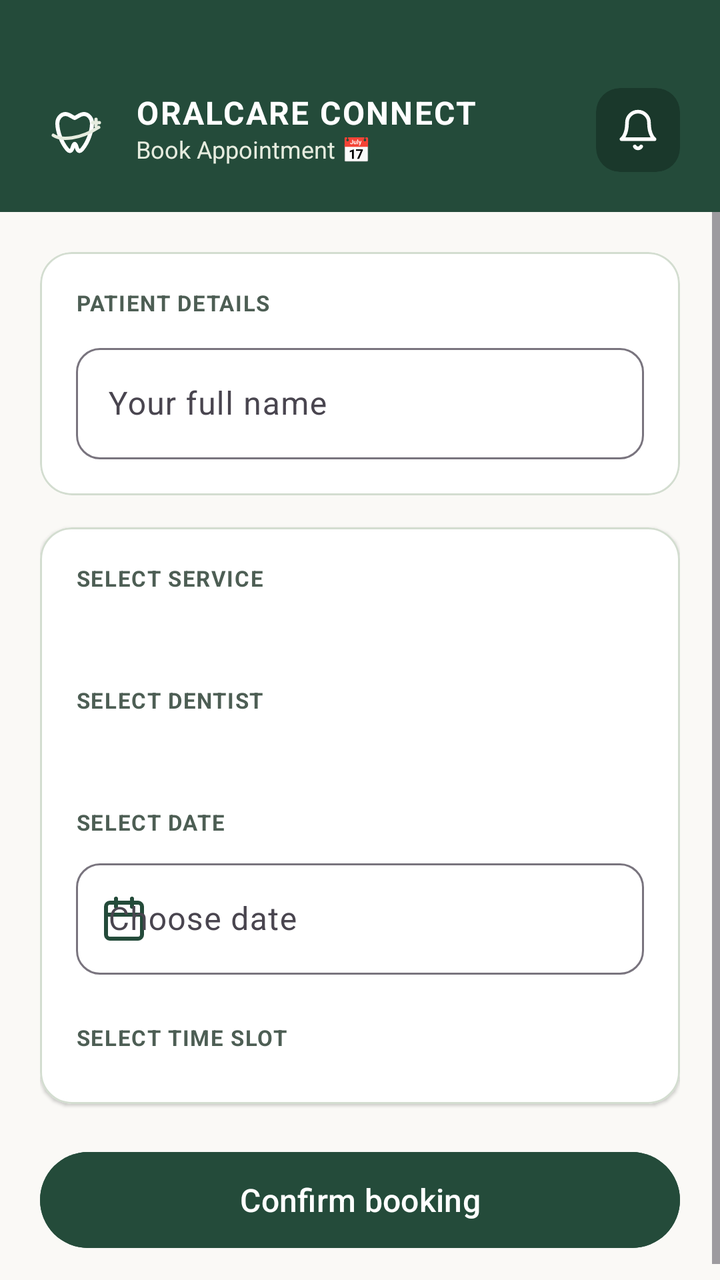
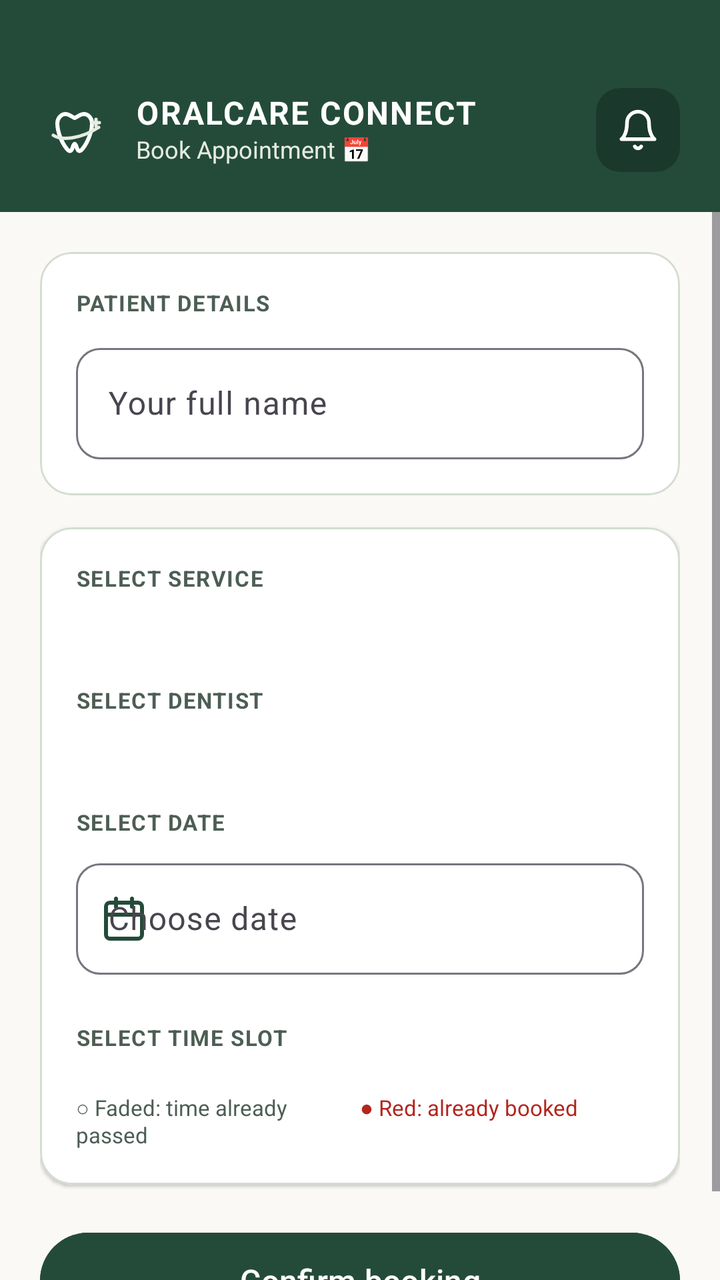

Compare the two renders of this Android layout. The source of the first and the diff that turns it into the second are given below.
<!-- AndroidManifest.xml: application theme Theme.DentalQueue -->
<!-- res/layout/fragmentbook.xml -->
<?xml version="1.0" encoding="utf-8"?>
<LinearLayout xmlns:android="http://schemas.android.com/apk/res/android"
    xmlns:app="http://schemas.android.com/apk/res-auto"
    android:layout_width="match_parent"
    android:layout_height="match_parent"
    android:orientation="vertical"
    android:background="@color/ground">

    
    <LinearLayout
        android:layout_width="match_parent"
        android:layout_height="wrap_content"
        android:orientation="horizontal"
        android:gravity="center_vertical"
        android:background="@color/forest_green"
        android:paddingStart="20dp"
        android:paddingEnd="20dp"
        android:paddingTop="44dp"
        android:paddingBottom="20dp">

        
        <ImageView
            android:layout_width="36dp"
            android:layout_height="36dp"
            android:src="@drawable/ic_logo_oralcare" />

        
        <LinearLayout
            android:layout_width="0dp"
            android:layout_height="wrap_content"
            android:layout_weight="1"
            android:layout_marginStart="12dp"
            android:orientation="vertical">

            <TextView
                android:layout_width="wrap_content"
                android:layout_height="wrap_content"
                android:text="ORALCARE CONNECT"
                android:textColor="@android:color/white"
                android:textSize="16sp"
                android:textStyle="bold"
                android:letterSpacing="0.05"
                android:includeFontPadding="false" />

            <TextView
                android:layout_width="wrap_content"
                android:layout_height="wrap_content"
                android:layout_marginTop="2dp"
                android:text="Book Appointment 📅"
                android:textColor="@color/sage_light"
                android:textSize="12sp"
                android:includeFontPadding="false" />
        </LinearLayout>

        
        <com.google.android.material.card.MaterialCardView
            android:id="@+id/btnNotification"
            android:layout_width="42dp"
            android:layout_height="42dp"
            android:clickable="true"
            android:focusable="true"
            app:cardBackgroundColor="#1A382B"
            app:cardCornerRadius="12dp"
            app:cardElevation="0dp"
            app:strokeWidth="0dp">

            <ImageView
                android:layout_width="22dp"
                android:layout_height="22dp"
                android:layout_gravity="center"
                android:src="@drawable/ic_bell" />
        </com.google.android.material.card.MaterialCardView>
    </LinearLayout>

    <ScrollView
        android:layout_width="match_parent"
        android:layout_height="0dp"
        android:layout_weight="1"
        android:clipToPadding="false">

        <LinearLayout
            android:layout_width="match_parent"
            android:layout_height="wrap_content"
            android:orientation="vertical"
            android:padding="20dp">

            
            <com.google.android.material.card.MaterialCardView
                android:layout_width="match_parent"
                android:layout_height="wrap_content"
                app:cardBackgroundColor="@android:color/white"
                app:cardCornerRadius="16dp"
                app:cardElevation="1dp"
                app:strokeColor="@color/line"
                app:strokeWidth="1dp">

                <LinearLayout
                    android:layout_width="match_parent"
                    android:layout_height="wrap_content"
                    android:orientation="vertical"
                    android:padding="18dp">

                    <TextView
                        android:layout_width="wrap_content"
                        android:layout_height="wrap_content"
                        android:text="PATIENT DETAILS"
                        android:textColor="@color/muted"
                        android:textSize="11sp"
                        android:textStyle="bold"
                        android:letterSpacing="0.05" />

                    <com.google.android.material.textfield.TextInputLayout
                        style="@style/Widget.Material3.TextInputLayout.OutlinedBox"
                        android:layout_width="match_parent"
                        android:layout_height="wrap_content"
                        android:layout_marginTop="10dp"
                        android:hint="Your full name"
                        app:boxCornerRadiusBottomEnd="12dp"
                        app:boxCornerRadiusBottomStart="12dp"
                        app:boxCornerRadiusTopEnd="12dp"
                        app:boxCornerRadiusTopStart="12dp">

                        <com.google.android.material.textfield.TextInputEditText
                            android:id="@+id/name"
                            android:layout_width="match_parent"
                            android:layout_height="wrap_content"
                            android:inputType="textPersonName"
                            android:minHeight="48dp"
                            android:singleLine="true" />
                    </com.google.android.material.textfield.TextInputLayout>
                </LinearLayout>
            </com.google.android.material.card.MaterialCardView>

            
            <com.google.android.material.card.MaterialCardView
                android:layout_width="match_parent"
                android:layout_height="wrap_content"
                android:layout_marginTop="16dp"
                app:cardBackgroundColor="@android:color/white"
                app:cardCornerRadius="16dp"
                app:cardElevation="1dp"
                app:strokeColor="@color/line"
                app:strokeWidth="1dp">

                <LinearLayout
                    android:layout_width="match_parent"
                    android:layout_height="wrap_content"
                    android:orientation="vertical"
                    android:padding="18dp">

                    
                    <TextView
                        android:layout_width="wrap_content"
                        android:layout_height="wrap_content"
                        android:text="SELECT SERVICE"
                        android:textColor="@color/muted"
                        android:textSize="11sp"
                        android:textStyle="bold"
                        android:letterSpacing="0.05" />

                    <com.google.android.material.chip.ChipGroup
                        android:id="@+id/serviceGroup"
                        android:layout_width="match_parent"
                        android:layout_height="wrap_content"
                        android:layout_marginTop="8dp"
                        app:selectionRequired="true"
                        app:singleSelection="true" />

                    <TextView
                        android:id="@+id/serviceInfo"
                        android:layout_width="match_parent"
                        android:layout_height="wrap_content"
                        android:layout_marginTop="6dp"
                        android:textColor="@color/muted"
                        android:textSize="12sp" />

                    
                    <TextView
                        android:layout_width="wrap_content"
                        android:layout_height="wrap_content"
                        android:layout_marginTop="16dp"
                        android:text="SELECT DENTIST"
                        android:textColor="@color/muted"
                        android:textSize="11sp"
                        android:textStyle="bold"
                        android:letterSpacing="0.05" />

                    <com.google.android.material.chip.ChipGroup
                        android:id="@+id/dentistGroup"
                        android:layout_width="match_parent"
                        android:layout_height="wrap_content"
                        android:layout_marginTop="8dp"
                        app:selectionRequired="true"
                        app:singleSelection="true" />

                    <TextView
                        android:id="@+id/dentistInfo"
                        android:layout_width="match_parent"
                        android:layout_height="wrap_content"
                        android:layout_marginTop="6dp"
                        android:textColor="@color/muted"
                        android:textSize="12sp" />

                    
                    <TextView
                        android:layout_width="wrap_content"
                        android:layout_height="wrap_content"
                        android:layout_marginTop="16dp"
                        android:text="SELECT DATE"
                        android:textColor="@color/muted"
                        android:textSize="11sp"
                        android:textStyle="bold"
                        android:letterSpacing="0.05" />

                    <com.google.android.material.textfield.TextInputLayout
                        android:id="@+id/datePickerLayout"
                        style="@style/Widget.Material3.TextInputLayout.OutlinedBox"
                        android:layout_width="match_parent"
                        android:layout_height="wrap_content"
                        android:layout_marginTop="8dp"
                        android:hint="Choose date"
                        app:startIconDrawable="@drawable/ic_calendar"
                        app:startIconTint="@color/forest_green"
                        app:boxCornerRadiusBottomEnd="12dp"
                        app:boxCornerRadiusBottomStart="12dp"
                        app:boxCornerRadiusTopEnd="12dp"
                        app:boxCornerRadiusTopStart="12dp">

                        <com.google.android.material.textfield.TextInputEditText
                            android:id="@+id/datePickerInput"
                            android:layout_width="match_parent"
                            android:layout_height="wrap_content"
                            android:focusable="false"
                            android:clickable="true"
                            android:minHeight="48dp"
                            android:inputType="none" />
                    </com.google.android.material.textfield.TextInputLayout>

                    
                    <com.google.android.material.chip.ChipGroup
                        android:id="@+id/dateGroup"
                        android:layout_width="match_parent"
                        android:layout_height="wrap_content"
                        android:layout_marginTop="8dp"
                        app:selectionRequired="true"
                        app:singleSelection="true" />

                    
                    <TextView
                        android:layout_width="wrap_content"
                        android:layout_height="wrap_content"
                        android:layout_marginTop="16dp"
                        android:text="SELECT TIME SLOT"
                        android:textColor="@color/muted"
                        android:textSize="11sp"
                        android:textStyle="bold"
                        android:letterSpacing="0.05" />

                    <com.google.android.material.chip.ChipGroup
                        android:id="@+id/timeGroup"
                        android:layout_width="match_parent"
                        android:layout_height="wrap_content"
                        android:layout_marginTop="8dp"
                        app:singleSelection="true" />
                </LinearLayout>
            </com.google.android.material.card.MaterialCardView>

            
            <Button
                android:id="@+id/confirm"
                style="@style/Widget.Material3.Button"
                android:layout_width="match_parent"
                android:layout_height="56dp"
                android:layout_marginTop="20dp"
                android:text="Confirm booking"
                android:textSize="16sp"
                android:backgroundTint="@color/forest_green"
                app:cornerSize="14dp" />

        </LinearLayout>
    </ScrollView>
</LinearLayout>
<!-- resources referenced by this layout -->
<resources>
  <color name="forest_green">#244B3A</color>
  <color name="ground">#FAF9F6</color>
  <color name="line">#D3DDD0</color>
  <color name="muted">#4D5E54</color>
  <color name="sage_light">#E6ECDF</color>
  <!-- drawable ic_bell (drawable) -->
  <?xml version="1.0" encoding="utf-8"?>
  <vector xmlns:android="http://schemas.android.com/apk/res/android"
      android:width="24dp"
      android:height="24dp"
      android:viewportWidth="24"
      android:viewportHeight="24">
      <path
          android:fillColor="#00000000"
          android:pathData="M18,8A6,6 0 0,0 6,8C6,15 3,17 3,17H21S18,15 18,8Z"
          android:strokeWidth="2"
          android:strokeColor="#FFFFFF"
          android:strokeLineCap="round"
          android:strokeLineJoin="round" />
      <path
          android:fillColor="#00000000"
          android:pathData="M13.73,21A2,2 0 0,1 10.27,21"
          android:strokeWidth="2"
          android:strokeColor="#FFFFFF"
          android:strokeLineCap="round"
          android:strokeLineJoin="round" />
  </vector>
  <!-- drawable ic_calendar (drawable) -->
  <?xml version="1.0" encoding="utf-8"?>
  <vector xmlns:android="http://schemas.android.com/apk/res/android"
      android:width="24dp"
      android:height="24dp"
      android:viewportWidth="24"
      android:viewportHeight="24">
      <path
          android:fillColor="#00000000"
          android:pathData="M19,4H5C3.89,4 3,4.89 3,6V20C3,21.1 3.89,22 5,22H19C20.1,22 21,21.1 21,20V6C21,4.89 20.1,4 19,4Z"
          android:strokeWidth="2"
          android:strokeColor="@color/forest_green"
          android:strokeLineCap="round"
          android:strokeLineJoin="round" />
      <path
          android:fillColor="#00000000"
          android:pathData="M16,2V6M8,2V6M3,10H21"
          android:strokeWidth="2"
          android:strokeColor="@color/forest_green"
          android:strokeLineCap="round"
          android:strokeLineJoin="round" />
  </vector>
  <!-- drawable ic_logo_oralcare (drawable) -->
  <?xml version="1.0" encoding="utf-8"?>
  <vector xmlns:android="http://schemas.android.com/apk/res/android"
      android:width="36dp"
      android:height="36dp"
      android:viewportWidth="108"
      android:viewportHeight="108">
  
      
      <path
          android:fillColor="#00000000"
          android:strokeColor="#FFFFFF"
          android:strokeWidth="6"
          android:strokeLineCap="round"
          android:strokeLineJoin="round"
          android:pathData="M38,30 C32,30 26,36 26,44 C26,56 32,72 40,82 C44,87 47,87 49,80 C51,73 53,73 55,80 C57,87 60,87 64,82 C72,72 78,56 78,44 C78,36 72,30 66,30 C60,30 57,34 52,36 C47,34 44,30 38,30 Z" />
  
      
      <path
          android:fillColor="#00000000"
          android:strokeColor="#E6ECDF"
          android:strokeWidth="5"
          android:strokeLineCap="round"
          android:pathData="M20,62 C32,70 60,68 88,50" />
  
      
      <path
          android:fillColor="#00000000"
          android:strokeColor="#E6ECDF"
          android:strokeWidth="5"
          android:strokeLineCap="round"
          android:pathData="M84,38 L84,48 M79,43 L89,43" />
  
  </vector>
  <style name="Theme.DentalQueue" parent="Theme.Material3.Light.NoActionBar">
          <item name="colorPrimary">@color/forest_green</item>
          <item name="colorOnPrimary">@android:color/white</item>
          <item name="colorSecondaryContainer">@color/sage_light</item>
          <item name="colorOnSecondaryContainer">@color/forest_green_dark</item>
          <item name="android:colorBackground">@color/off_white</item>
          <item name="android:statusBarColor">@color/forest_green</item>
      </style>
  <color name="forest_green_dark">#1A382B</color>
  <color name="off_white">#FAF9F6</color>
</resources>

<!-- the commit's change to res/layout/fragmentbook.xml (unified diff, before → after) -->
@@ -262,6 +262,30 @@
                         android:layout_height="wrap_content"
                         android:layout_marginTop="8dp"
                         app:singleSelection="true" />
+
+                    
+                    <LinearLayout
+                        android:layout_width="match_parent"
+                        android:layout_height="wrap_content"
+                        android:layout_marginTop="12dp"
+                        android:orientation="horizontal">
+
+                        <TextView
+                            android:layout_width="0dp"
+                            android:layout_height="wrap_content"
+                            android:layout_weight="1"
+                            android:text="○ Faded: time already passed"
+                            android:textColor="@color/muted"
+                            android:textSize="11sp" />
+
+                        <TextView
+                            android:layout_width="0dp"
+                            android:layout_height="wrap_content"
+                            android:layout_weight="1"
+                            android:text="● Red: already booked"
+                            android:textColor="@color/danger"
+                            android:textSize="11sp" />
+                    </LinearLayout>
                 </LinearLayout>
             </com.google.android.material.card.MaterialCardView>
 
<!-- resource entries referenced after the edit -->
@@ -1,5 +1,6 @@
 <!-- resources referenced by this layout -->
 <resources>
+  <color name="danger">#B3261E</color>
   <color name="forest_green">#244B3A</color>
   <color name="ground">#FAF9F6</color>
   <color name="line">#D3DDD0</color>
